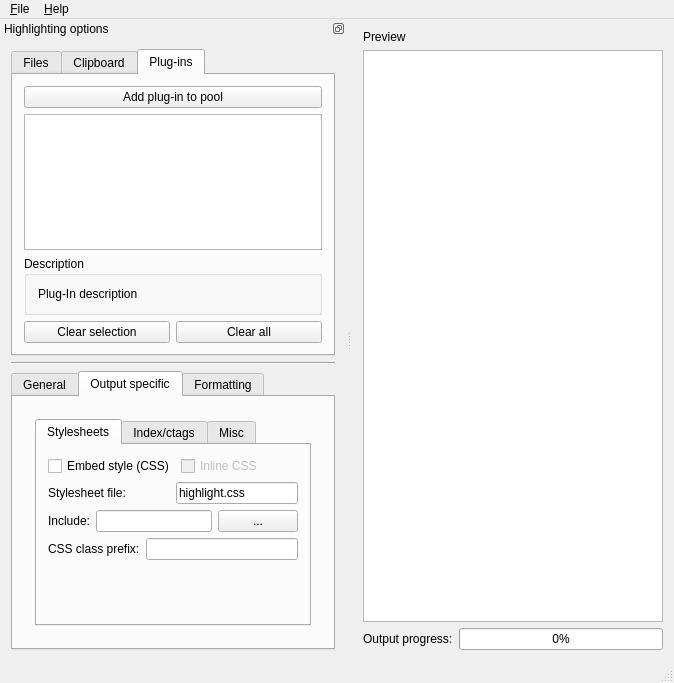
The window that highlight/src/gui-qt/mainwindow.ui (svn2github/highlight) describes before a commit, drawn with Qt 5.
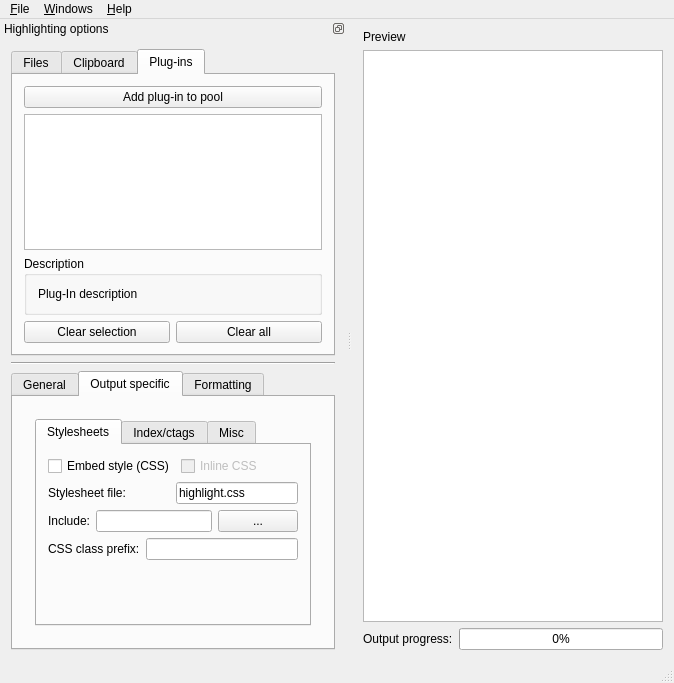
The same window after the commit. The open tabs and pages were chosen to show the change. Icons and pictures are not drawn.

```diff
--- a/highlight/src/gui-qt/mainwindow.ui
+++ b/highlight/src/gui-qt/mainwindow.ui
@@ -78,7 +78,7 @@
      <x>0</x>
      <y>0</y>
      <width>674</width>
-     <height>20</height>
+     <height>21</height>
     </rect>
    </property>
    <widget class="QMenu" name="menu_File">
@@ -103,7 +103,14 @@
     <addaction name="actionVisit_website"/>
     <addaction name="action_About_Highlight"/>
    </widget>
+   <widget class="QMenu" name="menuWindows">
+    <property name="title">
+     <string>&amp;Windows</string>
+    </property>
+    <addaction name="actionDock_floating_panels"/>
+   </widget>
    <addaction name="menu_File"/>
+   <addaction name="menuWindows"/>
    <addaction name="menu_Help"/>
   </widget>
   <widget class="QStatusBar" name="statusBar"/>
@@ -524,7 +531,7 @@
       </widget>
      </item>
      <item>
-      <widget class="QTabWidget" name="tabWidget">
+      <widget class="QTabWidget" name="tabWidgetOptions">
        <property name="sizePolicy">
         <sizepolicy hsizetype="Preferred" vsizetype="Minimum">
          <horstretch>0</horstretch>
```
Left out of the diff: 27 changed lines with no effect on the pictures.
